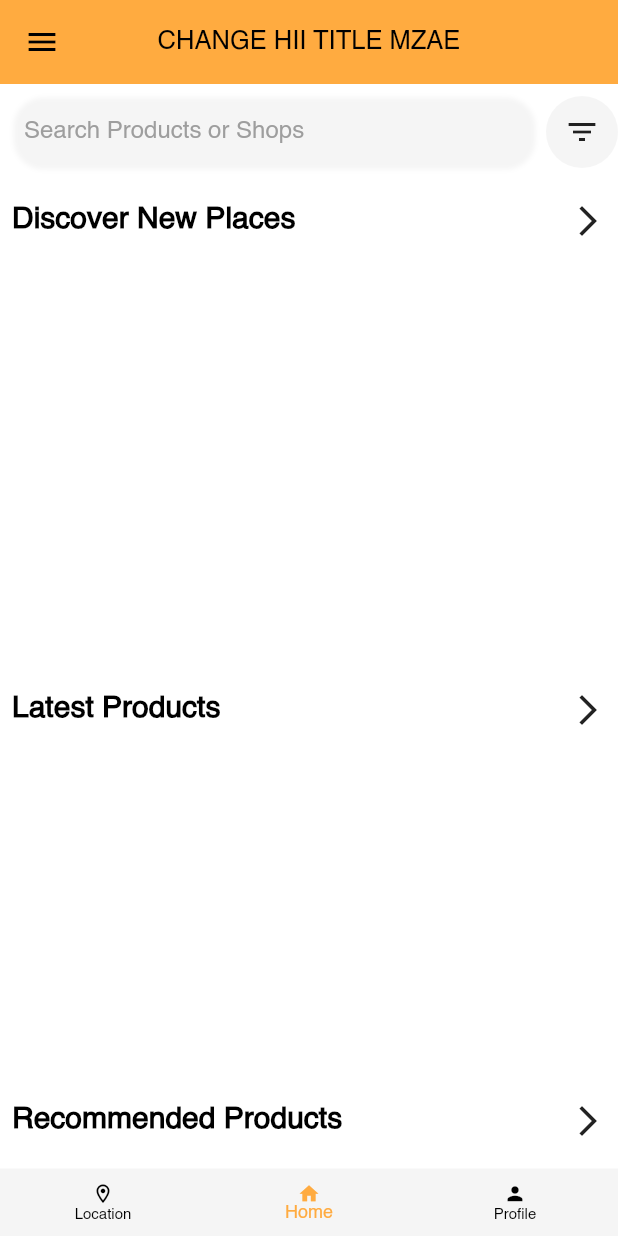
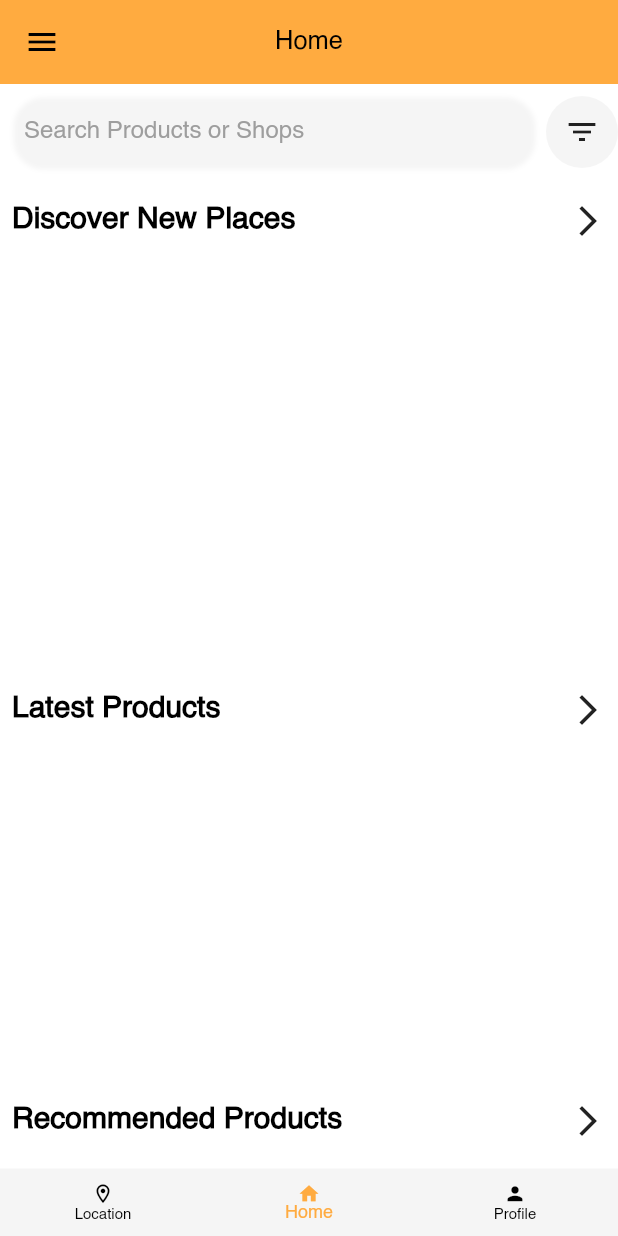
Before and after one commit to Patiyang/foodDelivery, a Flutter app: the screen it shows once a user with an empty profile is signed in, on a phone screen of 412 x 824 dp. Run offline on Flutter 3.47's test engine with Material 2 defaults, Android fonts, the phone set to English and light mode, and no system bars; our stand-ins replace carousel_pro, cloud_firestore, firebase_auth, firebase_storage, flutter_spinkit, geocoding and 4 more; missing offline and left inert: flutter_polyline_points; accounts and stored records are empty.

Commit message:
profile customer

```diff
--- a/lib/screens/homeNavigation.dart
+++ b/lib/screens/homeNavigation.dart
@@ -25,7 +25,15 @@ class HomeNavigation extends StatefulWidget {
 }
 
 class _HomeNavigationState extends State<HomeNavigation> {
-  int currentIndex = 1;
+  int currentIndex;
+  String appbarText = '';
+  @override
+  void initState() {
+    appbarText = 'Home';
+    currentIndex = 1;
+    super.initState();
+  }
+
   @override
   Widget build(BuildContext context) {
     final user = Provider.of<UserProvider>(context);
@@ -38,7 +46,7 @@ class _HomeNavigationState extends State<HomeNavigation> {
     final tabs = [Location(), HomePage(), UserDetails()];
     return SafeArea(
       child: Scaffold(
-        appBar: AppBar(elevation: 0,centerTitle: true, title: CustomText(text: 'CHANGE HII TITLE MZAE', size: 17)),
+        appBar: AppBar(elevation: 0, centerTitle: true, title: CustomText(text: appbarText, size: 17)),
         body: tabs[currentIndex],
         bottomNavigationBar: SizedBox(
           height: 45,
@@ -63,6 +71,21 @@ class _HomeNavigationState extends State<HomeNavigation> {
               setState(() {
                 currentIndex = index;
               });
+              if (currentIndex == 0) {
+                setState(() {
+                  appbarText = 'Location';
+                });
+              }
+              if (currentIndex == 1) {
+                setState(() {
+                  appbarText = 'Home';
+                });
+              }
+              if (currentIndex == 2) {
+                setState(() {
+                  appbarText = 'Profile';
+                });
+              }
             },
           ),
         ),
@@ -76,13 +99,13 @@ class _HomeNavigationState extends State<HomeNavigation> {
                   for (int i = 0; i < snapshot.data.documents.length; i++) {
                     DocumentSnapshot _snap = snapshot.data.documents[i];
                     firstName = _snap[UserModel.FIRSTNAME];
-                    lastName= _snap[UserModel.LASTNAME];
+                    lastName = _snap[UserModel.LASTNAME];
                     email = _snap[UserModel.EMAIL];
                     profilePicture = _snap[UserModel.PROFILE];
                   }
                   return GestureDetector(
                     child: UserAccountsDrawerHeader(
-                        accountName: CustomText(text: firstName +''+ lastName, color: white, size: 16),
+                        accountName: CustomText(text: firstName + '' + lastName, color: white, size: 16),
                         accountEmail: CustomText(text: email, color: white, size: 16),
                         currentAccountPicture: CircleAvatar(
                           backgroundImage: NetworkImage(profilePicture),
```
Also changed, not shown: lib/screens/location.dart (+9 -17 lines), lib/screens/profile.dart (+1 -13 lines).
